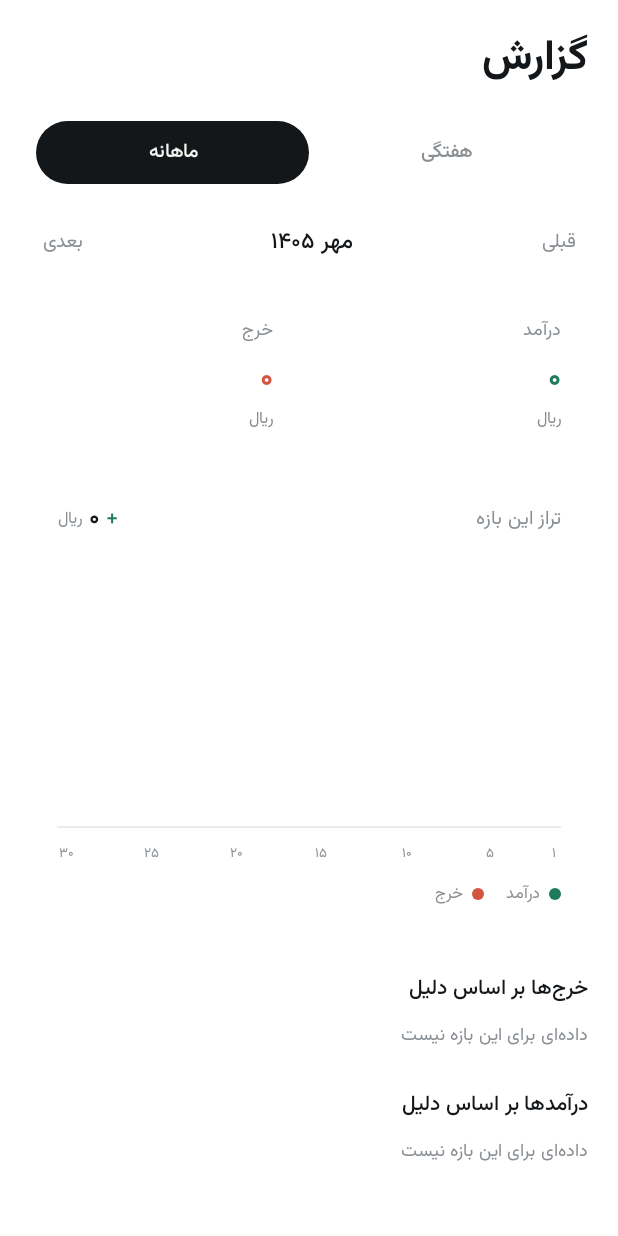
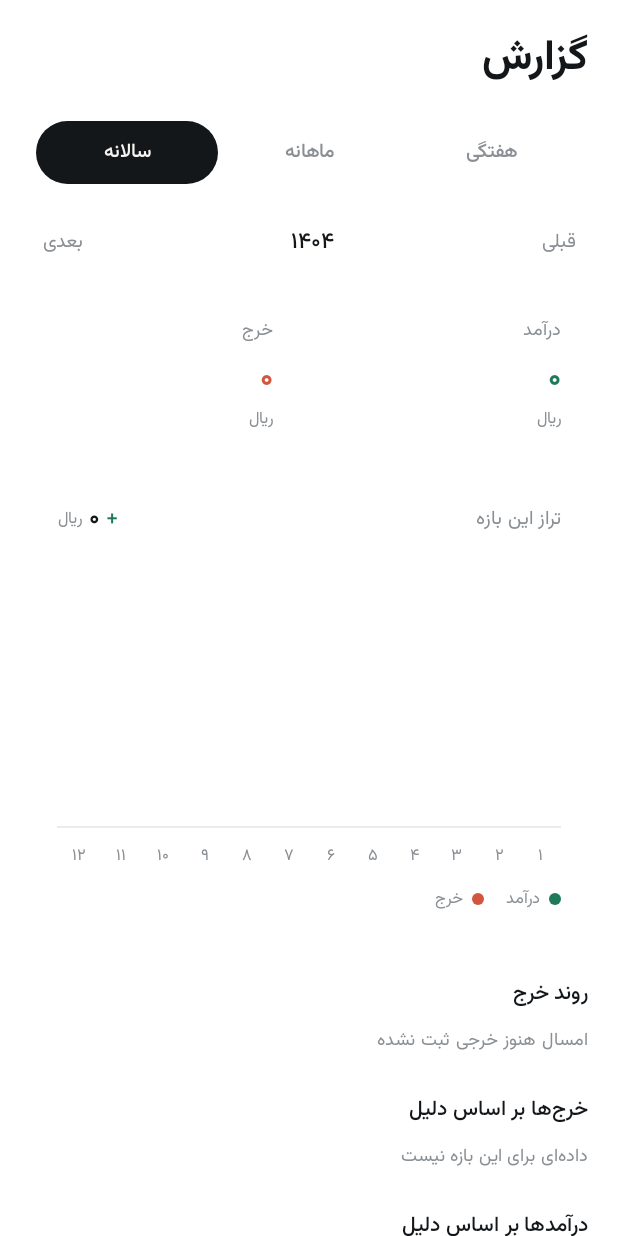
Before and after one commit to MrJs6781/YadKharj, an Android app built with Jetpack Compose: the composable ReportScreen called with empty values, after a tap on "قبلی", on a phone screen of 412 x 824 dp. Run offline under Robolectric (Android 15) with nearby library versions, the phone set to English and light mode, and no system bars; 3 other taps on this screen came first.

Commit message:
feat: yearly report mode with monthly bars and expense trend

```diff
--- /dev/null
+++ b/app/src/main/java/com/yadkharj/domain/Yearly.kt
@@ -0,0 +1,34 @@
+package com.yadkharj.domain
+
+import com.yadkharj.data.Tx
+import java.time.LocalDate
+import java.time.ZoneId
+
+/** سال شمسی: از اول فروردین تا اول فروردین سال بعد. offset = 0 سال جاری. */
+fun Periods.year(offset: Int, today: LocalDate): Period {
+    val base = -(Jalali.of(today).m - 1) + 12 * offset // فاصلهٔ ماهِ فروردینِ آن سال از ماه جاری
+    val s = month(base, today).start
+    val e = month(base + 12, today).start
+    return Period(s, e, Fmt.digits(Jalali.of(s).y.toString()), false)
+}
+
+/** ۱۲ میله (یکی برای هر ماه شمسی)؛ برچسب = شمارهٔ ماه. */
+fun Reports.monthlyBars(all: List<Tx>, year: Period): List<DayBar> {
+    val z = ZoneId.systemDefault()
+    var s = year.start
+    return (1..12).map { i ->
+        var n = s.plusDays(28)
+        while (Jalali.of(n).d != 1) n = n.plusDays(1)
+        val a = s.atStartOfDay(z).toInstant().toEpochMilli()
+        val b = n.atStartOfDay(z).toInstant().toEpochMilli()
+        val l = all.filter { it.timestamp in a until b }
+        s = n
+        DayBar(Fmt.digits(i.toString()), l.filter { it.isIncome }.sumOf { it.amount }, l.filter { !it.isIncome }.sumOf { it.amount })
+    }
+}
+
+/** میانگین خرج ماهانه روی ماه‌هایی که خرجی داشته‌اند. ponytail: ماه‌های خالیِ وسط سال حساب نمی‌شوند. */
+fun Reports.monthlyAverage(bars: List<DayBar>): Long {
+    val m = bars.filter { it.expense > 0 }
+    return if (m.isEmpty()) 0 else m.sumOf { it.expense } / m.size
+}
--- a/app/src/main/java/com/yadkharj/ui/Screens.kt
+++ b/app/src/main/java/com/yadkharj/ui/Screens.kt
@@ -57,6 +57,8 @@ import com.yadkharj.domain.DayBar
 import com.yadkharj.domain.Delta
 import com.yadkharj.domain.Fmt
 import com.yadkharj.domain.Periods
+import com.yadkharj.domain.year
+import com.yadkharj.domain.monthlyBars
 import com.yadkharj.domain.Perms
 import android.content.pm.PackageManager
 import androidx.core.content.ContextCompat
@@ -220,8 +222,12 @@ fun ReportScreen(all: List<Tx>, toman: Boolean) {
     var mode by rememberSaveable { mutableIntStateOf(0) }
     var offset by rememberSaveable { mutableIntStateOf(0) }
     val today = remember(all) { LocalDate.now() }
-    val period = remember(mode, offset, today) { if (mode == 0) Periods.week(offset, today) else Periods.month(offset, today) }
-    val report = remember(all, period) { Reports.build(all, period) }
+    val period = remember(mode, offset, today) {
+        when (mode) { 0 -> Periods.week(offset, today); 2 -> Periods.year(offset, today); else -> Periods.month(offset, today) }
+    }
+    val report = remember(all, period) {
+        Reports.build(all, period).let { if (mode == 2) it.copy(bars = Reports.monthlyBars(all, period)) else it }
+    }
     val net = report.income - report.expense
     val deltas = remember(all, offset, mode) {
         if (mode == 1) Reports.compare(all, period, Periods.month(offset - 1, today)) else emptyList()
@@ -235,7 +241,7 @@ fun ReportScreen(all: List<Tx>, toman: Boolean) {
         Spacer(Modifier.height(16.dp))
         Txt("گزارش", size = 28, weight = FontWeight.Bold)
         Spacer(Modifier.height(14.dp))
-        Segmented(listOf("هفتگی", "ماهانه"), mode) { mode = it; offset = 0 }
+        Segmented(listOf("هفتگی", "ماهانه", "سالانه"), mode) { mode = it; offset = 0 }
         Spacer(Modifier.height(16.dp))
 
         Row(Modifier.fillMaxWidth(), verticalAlignment = Alignment.CenterVertically) {
@@ -286,7 +292,7 @@ fun ReportScreen(all: List<Tx>, toman: Boolean) {
         Column(Modifier.fillMaxWidth().clip(RoundedCornerShape(24.dp)).background(P.surface).padding(18.dp)) {
             Bars(report.bars)
             Spacer(Modifier.height(10.dp))
-            LabelsRow(report.bars, sparse = !report.period.isWeek)
+            LabelsRow(report.bars, sparse = !report.period.isWeek && mode != 2)
             Spacer(Modifier.height(10.dp))
             Row(horizontalArrangement = Arrangement.spacedBy(14.dp)) {
                 Legend("درآمد", P.income)
@@ -294,6 +300,7 @@ fun ReportScreen(all: List<Tx>, toman: Boolean) {
             }
         }
 
+        if (mode == 2) YearlyTrend(report.bars, toman)
         SliceSection("خرج‌ها بر اساس دلیل", report.expenseSlices, report.expense, P.expense, toman)
         SliceSection("درآمدها بر اساس دلیل", report.incomeSlices, report.income, P.income, toman)
 
--- /dev/null
+++ b/app/src/main/java/com/yadkharj/ui/YearlyReport.kt
@@ -0,0 +1,61 @@
+package com.yadkharj.ui
+
+import androidx.compose.foundation.background
+import androidx.compose.foundation.layout.Box
+import androidx.compose.foundation.layout.Column
+import androidx.compose.foundation.layout.Row
+import androidx.compose.foundation.layout.Spacer
+import androidx.compose.foundation.layout.fillMaxWidth
+import androidx.compose.foundation.layout.height
+import androidx.compose.foundation.layout.padding
+import androidx.compose.foundation.shape.RoundedCornerShape
+import androidx.compose.runtime.Composable
+import androidx.compose.ui.Alignment
+import androidx.compose.ui.Modifier
+import androidx.compose.ui.draw.clip
+import androidx.compose.ui.text.font.FontWeight
+import androidx.compose.ui.unit.dp
+import com.yadkharj.domain.DayBar
+import com.yadkharj.domain.Fmt
+import com.yadkharj.domain.Jalali
+import com.yadkharj.domain.Reports
+import com.yadkharj.domain.monthlyAverage
+
+/** بخش «روند خرج»: خرج هر ماه به‌صورت میلهٔ افقی، پرخرج‌ترین ماه پررنگ. */
+@Composable
+fun YearlyTrend(bars: List<DayBar>, toman: Boolean) {
+    Spacer(Modifier.height(24.dp))
+    Txt("روند خرج", size = 14, weight = FontWeight.Medium)
+    Spacer(Modifier.height(10.dp))
+    val max = bars.maxOfOrNull { it.expense } ?: 0L
+    if (max <= 0L) {
+        Txt("امسال هنوز خرجی ثبت نشده", size = 12, color = P.muted)
+        return
+    }
+    val top = bars.indexOfFirst { it.expense == max }
+    Column(Modifier.fillMaxWidth().clip(RoundedCornerShape(20.dp)).background(P.surface).padding(18.dp)) {
+        Row {
+            Txt("میانگین ماهانه", size = 13, color = P.muted, modifier = Modifier.weight(1f))
+            Txt("${Fmt.money(Reports.monthlyAverage(bars), toman)} ${Fmt.unit(toman)}", size = 13, weight = FontWeight.Medium)
+        }
+        bars.forEachIndexed { i, b ->
+            Spacer(Modifier.height(12.dp))
+            val hot = i == top
+            Row(verticalAlignment = Alignment.CenterVertically) {
+                Txt(Jalali.months[i], size = 12, color = if (hot) P.ink else P.muted, modifier = Modifier.weight(1f), maxLines = 1)
+                Txt(
+                    "${Fmt.money(b.expense, toman)} ${Fmt.unit(toman)}", size = 12,
+                    color = if (hot) P.expense else P.muted, weight = if (hot) FontWeight.Bold else FontWeight.Normal
+                )
+            }
+            Spacer(Modifier.height(5.dp))
+            val frac = if (b.expense > 0) (b.expense.toFloat() / max).coerceIn(0.02f, 1f) else 0f
+            Box(Modifier.fillMaxWidth().height(6.dp).clip(RoundedCornerShape(3.dp)).background(P.bg)) {
+                Box(
+                    Modifier.fillMaxWidth(frac).height(6.dp).clip(RoundedCornerShape(3.dp))
+                        .background(if (hot) P.expense else P.muted)
+                )
+            }
+        }
+    }
+}
```
Also changed, not shown: 1 other file.
